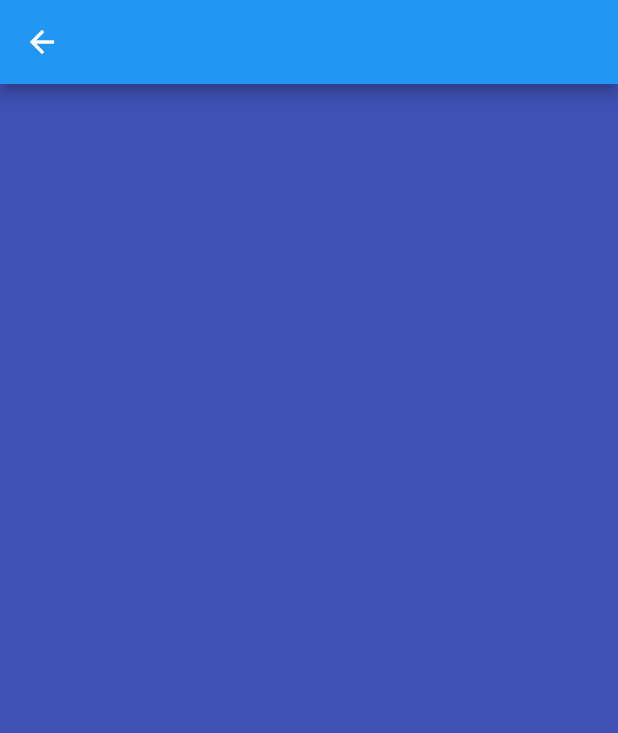
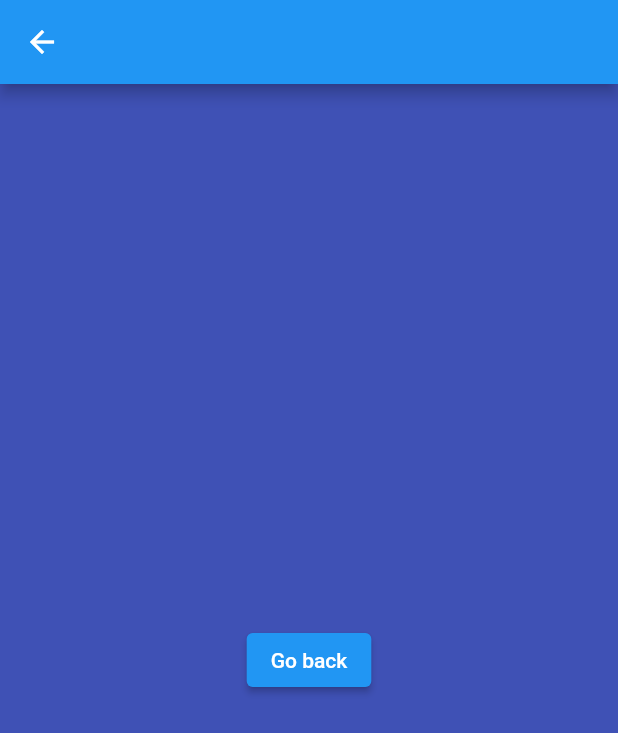
Before and after one commit to suragch/class_app, a Flutter app: the SecondScreen screen opened directly, on a phone screen of 412 x 824 dp. Shown: the top 733 px of the screen. Run offline on Flutter 3.47's test engine with Material 2 defaults, Android fonts, the light colour scheme and no system bars.

Commit message:
navigate back (pop)

```diff
--- a/lib/screens/second_screen.dart
+++ b/lib/screens/second_screen.dart
@@ -9,6 +9,14 @@ class SecondScreen extends StatelessWidget {
       appBar: AppBar(),
       body: Container(
         color: Colors.indigo,
+        child: Center(
+          child: ElevatedButton(
+            onPressed: () {
+              Navigator.pop(context);
+            },
+            child: Text('Go back'),
+          ),
+        ),
       ),
     );
   }
```
